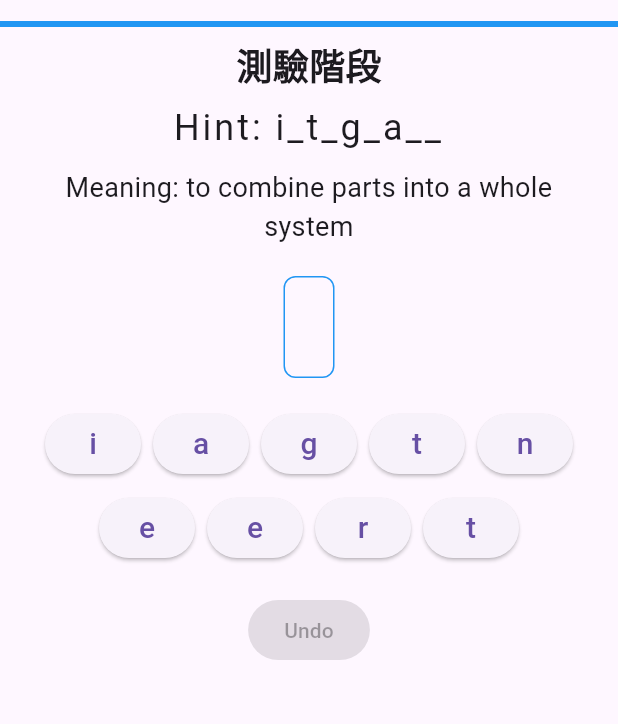
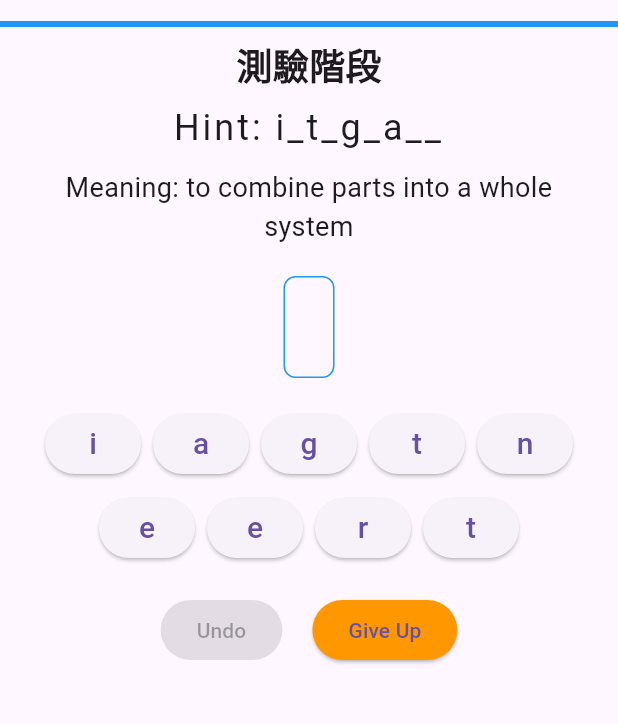
Before and after one commit to ss945601/english_tutor, a Flutter app: the GameScreen screen opened directly, scrolled down 369 dp, after a tap on "開始測驗", on a phone screen of 412 x 824 dp, the part 63-787 px from its top. Run offline on Flutter 3.47's test engine with Material 3 defaults, Android fonts, the phone set to English and light mode, and no system bars.

Commit message:
feat(game_screen): add showAnswer state and give up functionality
Introduce a new state variable `showAnswer` to toggle the display of the correct answer, example, and synonyms. Add a `_giveUp` method to allow users to reveal the answer and reset the game state. This enhances user experience by providing an option to view the solution when stuck.

```diff
--- a/lib/screens/game_screen.dart
+++ b/lib/screens/game_screen.dart
@@ -23,6 +23,7 @@ class _GameScreenState extends State<GameScreen> with TickerProviderStateMixin {
   int currentWordIndex = 0;
   bool isTimerActive = false;
   late Map<String, String> hintWords;
+  bool showAnswer = false;
 
   @override
   void initState() {
@@ -76,6 +77,7 @@ class _GameScreenState extends State<GameScreen> with TickerProviderStateMixin {
     shuffledLetters = currentWord.word.split('')..shuffle();
     selectedLetters = [];
     currentPhase = GamePhase.memorize;
+    showAnswer = false;
     _generateHintWords();
   }
 
@@ -85,6 +87,7 @@ class _GameScreenState extends State<GameScreen> with TickerProviderStateMixin {
       currentWord = gameWords[currentWordIndex];
       shuffledLetters = currentWord.word.split('')..shuffle();
       selectedLetters = [];
+      showAnswer = false;
       _controller.reset();
       _controller.forward();
     });
@@ -95,13 +98,17 @@ class _GameScreenState extends State<GameScreen> with TickerProviderStateMixin {
     if (enteredWord == currentWord.word) {
       setState(() {
         score += 20;
-        if (currentWordIndex < gameWords.length - 1) {
-          _moveToNextWord();
-        } else {
-          _showGameOver();
-        }
+        showAnswer = true;
       });
     }
+  }
+
+  void _giveUp() {
+    setState(() {
+      showAnswer = true;
+      selectedLetters = currentWord.word.split('');
+      shuffledLetters = [];
+    });
   }
 
   void _startTest() {
@@ -111,6 +118,7 @@ class _GameScreenState extends State<GameScreen> with TickerProviderStateMixin {
       currentWord = gameWords[currentWordIndex];
       shuffledLetters = currentWord.word.split('')..shuffle();
       selectedLetters = [];
+      showAnswer = false;
       isTimerActive = true;
       _controller.reset();
       _controller.forward();
@@ -275,6 +283,40 @@ class _GameScreenState extends State<GameScreen> with TickerProviderStateMixin {
                           ),
                         ),
                         const SizedBox(height: 20),
+                        if (showAnswer) ...[
+                          Padding(
+                            padding: const EdgeInsets.all(16.0),
+                            child: Column(
+                              children: [
+                                Text(
+                                  'Answer: ${currentWord.word}',
+                                  style: const TextStyle(
+                                    fontSize: 24,
+                                    fontWeight: FontWeight.bold,
+                                  ),
+                                ),
+                                const SizedBox(height: 10),
+                                Text(
+                                  'Example: ${currentWord.example}',
+                                  style: const TextStyle(fontSize: 18),
+                                  textAlign: TextAlign.center,
+                                ),
+                                const SizedBox(height: 10),
+                                Text(
+                                  'Synonyms: ${currentWord.synonyms.join(", ")}',
+                                  style: const TextStyle(fontSize: 18),
+                                  textAlign: TextAlign.center,
+                                ),
+                                const SizedBox(height: 20),
+                                if (currentWordIndex < gameWords.length - 1)
+                                  ElevatedButton(
+                                    onPressed: _moveToNextWord,
+                                    child: const Text('Next Word'),
+                                  ),
+                              ],
+                            ),
+                          ),
+                        ] else ...[
                           Padding(
                             padding: const EdgeInsets.symmetric(horizontal: 16),
                             child: Container(
@@ -323,6 +365,9 @@ class _GameScreenState extends State<GameScreen> with TickerProviderStateMixin {
                             ),
                           ),
                           const SizedBox(height: 20),
+                          Row(
+                            mainAxisAlignment: MainAxisAlignment.center,
+                            children: [
                               ElevatedButton(
                                 onPressed: selectedLetters.isNotEmpty
                                     ? () {
@@ -337,6 +382,17 @@ class _GameScreenState extends State<GameScreen> with TickerProviderStateMixin {
                                 ),
                                 child: const Text('Undo'),
                               ),
+                              const SizedBox(width: 20),
+                              ElevatedButton(
+                                onPressed: _giveUp,
+                                style: ElevatedButton.styleFrom(
+                                  backgroundColor: Colors.orange,
+                                ),
+                                child: const Text('Give Up'),
+                              ),
+                            ],
+                          ),
+                        ],
                         const SizedBox(height: 20),
                       ],
                     ),
```
Lines whose indentation alone changed are shown as unchanged.
